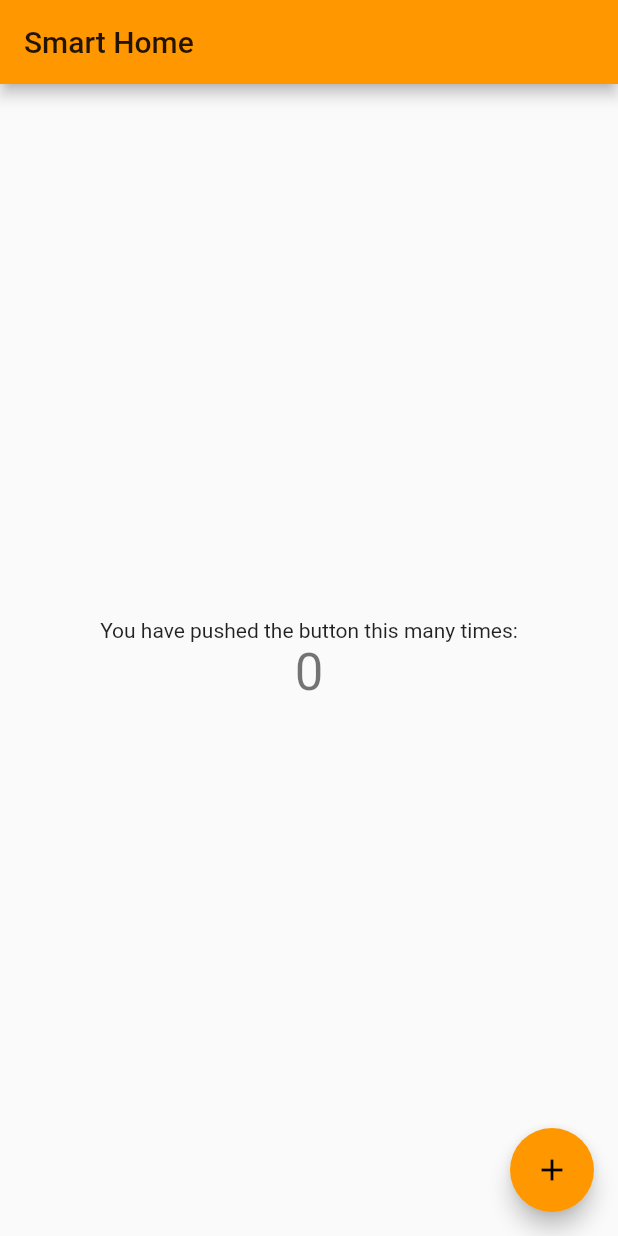
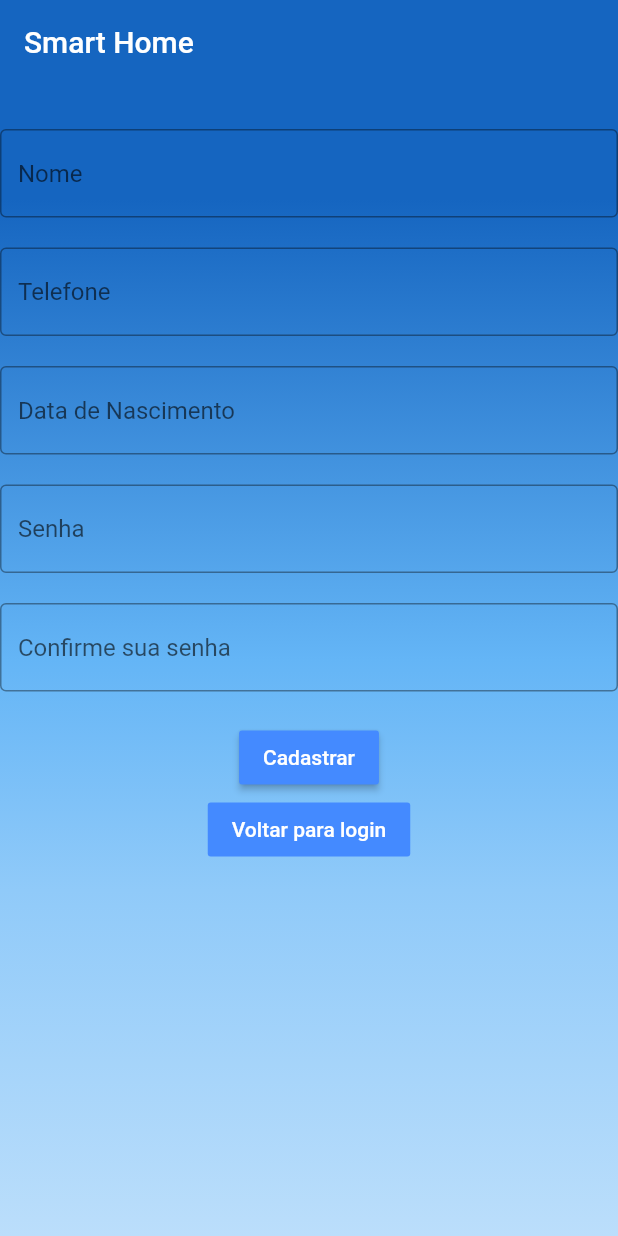
Before and after one commit to kFurlan/SmartHome, a Flutter app: the screen it shows after launch, on a phone screen of 412 x 824 dp. Run offline on Flutter 3.47's test engine with Material 2 defaults, Android fonts, the phone set to English and light mode, and no system bars.

Commit message:
Corrige alterações

```diff
--- a/app/lib/main.dart
+++ b/app/lib/main.dart
@@ -1,4 +1,6 @@
 import 'package:flutter/material.dart';
+import 'registro.dart';
+/*import 'package:flutter_app/LoginPage.dart';*/
 
 void main() => runApp(MyApp());
 
@@ -6,106 +8,33 @@ class MyApp extends StatelessWidget {
   // This widget is the root of your application.
   @override
   Widget build(BuildContext context) {
+    final appTitle = "Smart Home";
     return MaterialApp(
-      title: 'Smart Home',
-      theme: ThemeData(
-        // This is the theme of your application.
-        //
-        // Try running your application with "flutter run". You'll see the
-        // application has a blue toolbar. Then, without quitting the app, try
-        // changing the primarySwatch below to Colors.green and then invoke
-        // "hot reload" (press "r" in the console where you ran "flutter run",
-        // or simply save your changes to "hot reload" in a Flutter IDE).
-        // Notice that the counter didn't reset back to zero; the application
-        // is not restarted.
-        primarySwatch: Colors.orange,
+      title: appTitle,
+      home: Scaffold(
+        appBar: AppBar(
+          title: Text(appTitle),
+          backgroundColor: Colors.blue[800],
+          elevation: 0,
+        ),
+        body: Container(
+              decoration: BoxDecoration(
+        gradient: LinearGradient(
+                // Where the linear gradient begins and ends
+                begin: Alignment.topCenter,
+                end: Alignment.bottomCenter,
+                // Add one stop for each color. Stops should increase from 0 to 1
+                stops: [0.1, 0.5, 0.7, 1.0],
+                colors: [
+        // Colors are easy thanks to Flutter's Colors class.
+        Colors.blue[800],
+        Colors.blue[300],
+        Colors.blue[200],
+        Colors.blue[100],
+                ],
+              )),
+              child: RegisterPage()),
       ),
-      home: MyHomePage(title: 'Smart Home'),
     );
   }
 }
-
-class MyHomePage extends StatefulWidget {
-  MyHomePage({Key key, this.title}) : super(key: key);
-
-  // This widget is the home page of your application. It is stateful, meaning
-  // that it has a State object (defined below) that contains fields that affect
-  // how it looks.
-
-  // This class is the configuration for the state. It holds the values (in this
-  // case the title) provided by the parent (in this case the App widget) and
-  // used by the build method of the State. Fields in a Widget subclass are
-  // always marked "final".
-
-  final String title;
-
-  @override
-  _MyHomePageState createState() => _MyHomePageState();
-}
-
-class _MyHomePageState extends State<MyHomePage> {
-  int _counter = 0;
-
-  void _incrementCounter() {
-    setState(() {
-      // This call to setState tells the Flutter framework that something has
-      // changed in this State, which causes it to rerun the build method below
-      // so that the display can reflect the updated values. If we changed
-      // _counter without calling setState(), then the build method would not be
-      // called again, and so nothing would appear to happen.
-      _counter++;
-    });
-  }
-
-  @override
-  Widget build(BuildContext context) {
-    // This method is rerun every time setState is called, for instance as done
-    // by the _incrementCounter method above.
-    //
-    // The Flutter framework has been optdimized to make rerunning build methods
-    // fast, so that you can just rebuild anything that needs updating rather
-    // than having to individually change instances of widgets.
-    return Scaffold(
-      appBar: AppBar(
-        // Here we take the value from the MyHomePage object that was created by
-        // the App.build method, and use it to set our appbar title.
-        title: Text(widget.title),
-      ),
-      body: Center(
-        // Center is a layout widget. It takes a single child and positions it
-        // in the middle of the parent.
-        child: Column(
-          // Column is also layout widget. It takes a list of children and
-          // arranges them vertically. By default, it sizes itself to fit its
-          // children horizontally, and tries to be as tall as its parent.
-          //
-          // Invoke "debug painting" (press "p" in the console, choose the
-          // "Toggle Debug Paint" action from the Flutter Inspector in Android
-          // Studio, or the "Toggle Debug Paint" command in Visual Studio Code)
-          // to see the wireframe for each widget.
-          //
-          // Column has various properties to control how it sizes itself and
-          // how it positions its children. Here we use mainAxisAlignment to
-          // center the children vertically; the main axis here is the vertical
-          // axis because Columns are vertical (the cross axis would be
-          // horizontal).
-          mainAxisAlignment: MainAxisAlignment.center,
-          children: <Widget>[
-            Text(
-              'You have pushed the button this many times:',
-            ),
-            Text(
-              '$_counter',
-              style: Theme.of(context).textTheme.display1,
-            ),
-          ],
-        ),
-      ),
-      floatingActionButton: FloatingActionButton(
-        onPressed: _incrementCounter,
-        tooltip: 'Increment',
-        child: Icon(Icons.add),
-      ), // This trailing comma makes auto-formatting nicer for build methods.
-    );
-  }
-}
--- /dev/null
+++ b/app/lib/registro.dart
@@ -0,0 +1,88 @@
+import 'package:flutter/material.dart';
+
+class RegisterPage extends StatelessWidget {
+  @override
+  Widget build(BuildContext context) {
+    // ThemeData(
+    //   primaryColor: Colors.blue
+    // );
+    return Form(
+        child: Column(
+
+    children: <Widget>[
+      SizedBox(
+        height: 30.0,
+      ), // gamb para deixar texto mais para baixo
+      TextField(
+        decoration: InputDecoration(
+          border: new OutlineInputBorder(
+              borderSide: new BorderSide(color: Colors.yellow)),
+          hintText: "Nome",
+        ),
+      ),
+      Padding(
+        // height: 10.0,
+        padding: const EdgeInsets.all(10.0),
+      ),
+      TextField(
+        decoration: InputDecoration(
+          border: new OutlineInputBorder(
+              borderSide: new BorderSide(color: Colors.yellow)),
+          hintText: "Telefone",
+        ),
+      ),
+      Padding(
+        // height: 10.0,
+        padding: const EdgeInsets.all(10.0),
+      ),
+      TextField(
+        decoration: InputDecoration(
+          border: new OutlineInputBorder(
+              borderSide: new BorderSide(color: Colors.yellow)),
+          hintText: "Data de Nascimento",
+        ),
+      ),
+      Padding(
+        // height: 10.0,
+        padding: const EdgeInsets.all(10.0),
+      ),
+      TextField(
+        decoration: InputDecoration(
+          border: new OutlineInputBorder(
+              borderSide: new BorderSide(color: Colors.yellow)),
+          hintText: "Senha",
+        ),
+        obscureText: true,
+      ),
+      Padding(
+        // height: 10.0,
+        padding: const EdgeInsets.all(10.0),
+      ),
+      TextField(
+        decoration: InputDecoration(
+          border: new OutlineInputBorder(
+              borderSide: new BorderSide(color: Colors.yellow)),
+          hintText: "Confirme sua senha",
+        ),
+        obscureText: true,
+      ),
+      Padding(
+        // height: 10.0,
+        padding: const EdgeInsets.all(10.0),
+      ),
+      RaisedButton(
+          onPressed: () {},
+          textColor: Colors.white,
+          color: Colors.blueAccent,
+          child: new Text("Cadastrar")),
+      FlatButton(
+        onPressed: () {},
+        textColor: Colors.white,
+        child: new Text("Voltar para login"),
+        color: Colors.blueAccent,
+      )
+    ],
+        ),
+      );
+  }
+}
```
